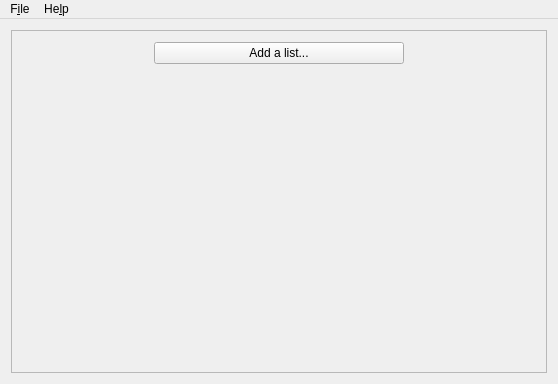
Tunous/KanaNotes, file mainwindow.ui: the form before one commit.
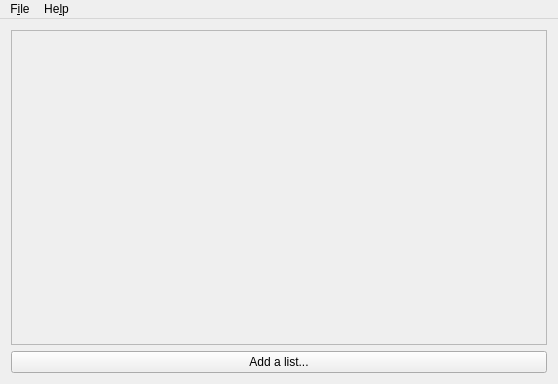
The form after the commit. Icons and pictures are not drawn.

Commit message: Change position of add list button

Patch:
```diff
--- a/mainwindow.ui
+++ b/mainwindow.ui
@@ -14,8 +14,8 @@
    <string>KanaNotes</string>
   </property>
   <widget class="QWidget" name="centralWidget">
-   <layout class="QGridLayout" name="gridLayout">
-    <item row="0" column="1">
+   <layout class="QVBoxLayout" name="verticalLayout">
+    <item>
      <widget class="QScrollArea" name="scrollArea">
       <property name="widgetResizable">
        <bool>true</bool>
@@ -26,31 +26,30 @@
          <x>0</x>
          <y>0</y>
          <width>542</width>
-         <height>337</height>
+         <height>296</height>
         </rect>
        </property>
-       <layout class="QHBoxLayout" name="horizontalLayout">
-        <item alignment="Qt::AlignTop">
+       <layout class="QHBoxLayout" name="horizontalLayout"/>
+      </widget>
+     </widget>
+    </item>
+    <item>
          <widget class="QPushButton" name="addListButton">
           <property name="minimumSize">
            <size>
-            <width>250</width>
+        <width>0</width>
             <height>0</height>
            </size>
           </property>
           <property name="maximumSize">
            <size>
-            <width>250</width>
+        <width>16777215</width>
             <height>16777215</height>
            </size>
           </property>
           <property name="text">
            <string>Add a list...</string>
           </property>
-         </widget>
-        </item>
-       </layout>
-      </widget>
      </widget>
     </item>
    </layout>
```
Lines whose indentation alone changed are shown as unchanged. The commit also changes 3 other files.
